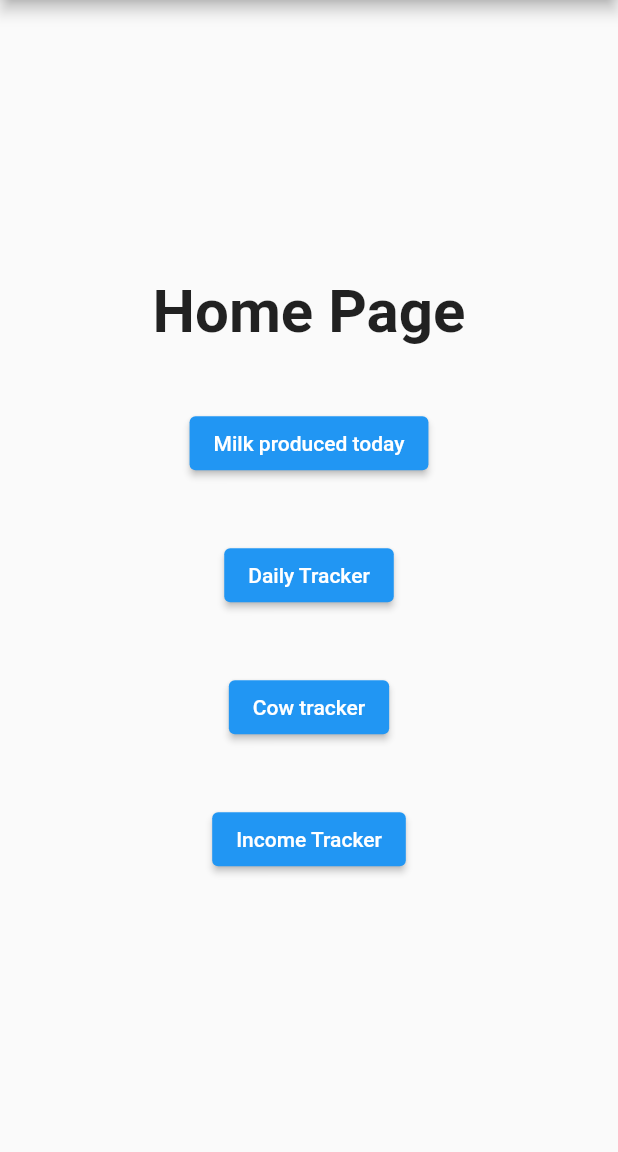
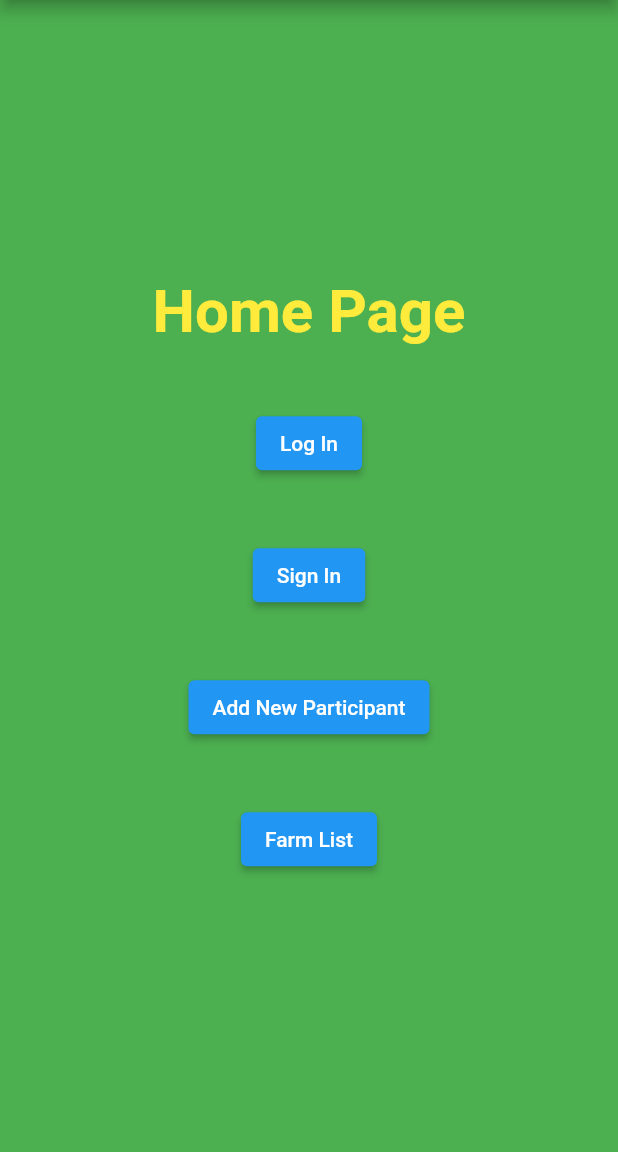
Before and after one commit to MythHill/DairyManagement, a Flutter app: the screen it shows after launch, on a phone screen of 412 x 824 dp, the part 84-1236 px from its top. Run offline on Flutter 3.47's test engine with Material 2 defaults, Android fonts, the phone set to English and light mode, and no system bars; missing offline and left inert: dart:html.

Commit message:
HomeScreen

```diff
--- a/lib/home.dart
+++ b/lib/home.dart
@@ -1,6 +1,7 @@
 import 'dart:html';
 
 import 'package:flutter/material.dart';
+import 'package:flutter/rendering.dart';
 
 class Home extends StatefulWidget {
   const Home({ Key? key }) : super(key: key);
@@ -13,6 +14,7 @@ class _HomeState extends State<Home> {
   @override
   Widget build(BuildContext context) {
     return Scaffold(
+      backgroundColor: Colors.green,
       appBar: AppBar(
         title: Text("Dairy Management"),
         ),
@@ -24,24 +26,25 @@ class _HomeState extends State<Home> {
               children: [
                 Text('Home Page', style: TextStyle(
                   fontSize: 40,
+                  color: Colors.yellow,
                   fontWeight: FontWeight.bold
                 ),),
 
                 SizedBox(height: 40,),
 
-                ElevatedButton(onPressed: (){}, child: Text('Milk produced today')),
+                ElevatedButton(onPressed: (){}, child: Text("Log In"),),
 
                 SizedBox(height: 40,),
 
-                ElevatedButton(onPressed: (){}, child: Text('Daily Tracker')),
+                ElevatedButton(onPressed: (){}, child: Text('Sign In')),
 
                 SizedBox(height: 40,),
 
-                ElevatedButton(onPressed: (){}, child: Text('Cow tracker')),
+                ElevatedButton(onPressed: (){}, child: Text('Add New Participant')),
 
                 SizedBox(height: 40,),
 
-                ElevatedButton(onPressed: (){}, child: Text('Income Tracker')),
+                ElevatedButton(onPressed: (){}, child: Text('Farm List')),
               ],
 
             ),
```
